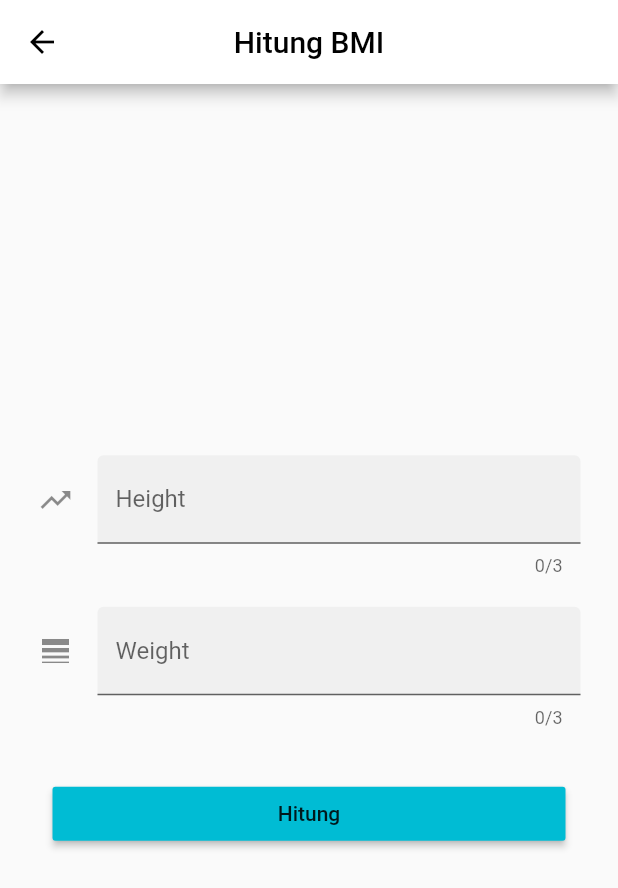
After one commit to muhazam/udacoding_flutter, a Flutter app: the HomePage screen opened directly, after a tap on "BMI Calculator", on a phone screen of 412 x 824 dp. The commit adds this screen. Shown: the top 888 px of the screen. Run offline on Flutter 3.47's test engine with Material 2 defaults, Android fonts, the phone set to English and light mode, and no system bars; our stand-ins replace fluttertoast, shared_preferences; accounts and stored records are empty.

Commit message:
Create BMI calculator on project task week2

```diff
--- a/task_week2/lib/main.dart
+++ b/task_week2/lib/main.dart
@@ -1,6 +1,6 @@
 import 'package:flutter/material.dart';
 import 'package:shared_preferences/shared_preferences.dart';
-import 'package:task_week2/screen/LoginScreen.dart';
+import 'package:task_week2/screen/loginScreen.dart';
 import 'package:task_week2/screen/homePage.dart';
 
 void main() async {
--- /dev/null
+++ b/task_week2/lib/screen/GoToPage/bmiCalculator/pageBmiCalculator.dart
@@ -0,0 +1,97 @@
+import 'package:flutter/material.dart';
+import 'package:task_week2/screen/GoToPage/bmiCalculator/resultBmi.dart';
+
+class BmiInput extends StatefulWidget {
+  @override
+  _BmiInputState createState() => _BmiInputState();
+}
+
+class _BmiInputState extends State<BmiInput> {
+  int height = 0;
+  int weight = 0;
+
+  @override
+  Widget build(BuildContext context) {
+    return Scaffold(
+      appBar: AppBar(
+        centerTitle: true,
+        backgroundColor: Colors.white,
+        iconTheme: IconThemeData(color: Colors.black),
+        title: Text(
+          "Hitung BMI",
+          style: TextStyle(color: Colors.black),
+        ),
+      ),
+      body: Container(
+        padding: EdgeInsets.symmetric(horizontal: 25.0),
+        child: Column(
+          mainAxisAlignment: MainAxisAlignment.center,
+          children: [
+            TextField(
+              keyboardType: TextInputType.number,
+              maxLength: 3,
+              textAlign: TextAlign.center,
+              decoration: InputDecoration(
+                labelText: 'Height',
+                suffix: Text('cm'),
+                filled: true,
+                icon: Icon(Icons.trending_up),
+              ),
+              onChanged: (text) {
+                setState(() {
+                  height = int.parse(text);
+                });
+              },
+            ),
+            SizedBox(
+              height: 20,
+            ),
+            TextField(
+              keyboardType: TextInputType.number,
+              maxLength: 3,
+              textAlign: TextAlign.center,
+              decoration: InputDecoration(
+                labelText: 'Weight',
+                suffix: Text('cm'),
+                filled: true,
+                icon: Icon(Icons.line_weight),
+              ),
+              onChanged: (text) {
+                setState(() {
+                  weight = int.parse(text);
+                });
+              },
+            ),
+            SizedBox(
+              height: 23,
+            ),
+            Padding(
+              padding: const EdgeInsets.all(10.0),
+              child: Row(
+                children: [
+                  Expanded(
+                    child: RaisedButton(
+                      child: Text('Hitung'),
+                      color: Colors.cyan,
+                      onPressed: () {
+                        Navigator.push(
+                          context,
+                          MaterialPageRoute(
+                            builder: (context) => BmiResult(
+                              body_height: height,
+                              body_weight: weight,
+                            ),
+                          ),
+                        );
+                      },
+                    ),
+                  ),
+                ],
+              ),
+            )
+          ],
+        ),
+      ),
+    );
+  }
+}
--- a/task_week2/lib/screen/homePage.dart
+++ b/task_week2/lib/screen/homePage.dart
@@ -1,7 +1,9 @@
 import 'package:flutter/material.dart';
 import 'package:fluttertoast/fluttertoast.dart';
 import 'package:shared_preferences/shared_preferences.dart';
-import 'package:task_week2/screen/LoginScreen.dart';
+import 'package:task_week2/screen/GoToPage/bmiCalculator/pageBmiCalculator.dart';
+import 'package:task_week2/screen/GoToPage/pageProfile.dart';
+import 'package:task_week2/screen/loginScreen.dart';
 
 class HomePage extends StatefulWidget {
   @override
@@ -9,22 +11,6 @@ class HomePage extends StatefulWidget {
 }
 
 class _HomePageState extends State<HomePage> {
-  String username = "";
-  Future getUsername() async {
-    SharedPreferences preferences = await SharedPreferences.getInstance();
-    setState(() {
-      username = preferences.getString('username');
-    });
-  }
-
-  String password = "";
-  Future getPassword() async {
-    SharedPreferences preferences = await SharedPreferences.getInstance();
-    setState(() {
-      password = preferences.getString('password');
-    });
-  }
-
   Future logOut(BuildContext context) async {
     SharedPreferences preferences = await SharedPreferences.getInstance();
     preferences.remove('username');
@@ -46,40 +32,161 @@ class _HomePageState extends State<HomePage> {
   }
 
   @override
-  void initState() {
-    super.initState();
-    getUsername();
-    getPassword();
-  }
-
-  @override
   Widget build(BuildContext context) {
     return Scaffold(
-      body: Column(
+      body: Center(
+        child: Column(
           mainAxisAlignment: MainAxisAlignment.center,
           crossAxisAlignment: CrossAxisAlignment.center,
           children: <Widget>[
-          Center(
-            child: Text('Haii : ' + username),
+            _cardUserPage(),
+            SizedBox(
+              height: 10,
             ),
-          Center(
-            child: Text('Passwordmu : ' + password),
+            _cardButtonBMI(),
+            SizedBox(
+              height: 10,
             ),
+            _cardButtonSimpleCalculator(),
             SizedBox(
-            height: 20,
+              height: 30,
             ),
             MaterialButton(
+              shape: RoundedRectangleBorder(
+                borderRadius: BorderRadius.circular(20.0),
+              ),
+              elevation: 9,
+              splashColor: Colors.yellow.withAlpha(70),
               color: Colors.cyan,
               onPressed: () {
                 logOut(context);
               },
               child: Text(
                 "Log Out",
-              style: TextStyle(color: Colors.white),
+                style:
+                    TextStyle(color: Colors.white, fontWeight: FontWeight.bold),
               ),
             ),
           ],
         ),
+      ),
+    );
+  }
+
+  Widget _cardButtonBMI() {
+    return Container(
+      width: 340,
+      child: Center(
+        child: Card(
+          shape: RoundedRectangleBorder(
+            borderRadius: BorderRadius.circular(20),
+          ),
+          color: Colors.cyan,
+          elevation: 9,
+          child: InkWell(
+            splashColor: Colors.yellow.withAlpha(70),
+            onTap: () => _navPageBMI(),
+            child: Column(
+              mainAxisAlignment: MainAxisAlignment.center,
+              mainAxisSize: MainAxisSize.min,
+              children: [
+                ListTile(
+                  title: Text(
+                    "BMI Calculator",
+                    style: TextStyle(
+                      color: Colors.white,
+                      fontWeight: FontWeight.bold,
+                    ),
+                  ),
+                ),
+              ],
+            ),
+          ),
+        ),
+      ),
+    );
+  }
+
+  Widget _cardButtonSimpleCalculator() {
+    return Container(
+      width: 340,
+      child: Center(
+        child: Card(
+          shape: RoundedRectangleBorder(
+            borderRadius: BorderRadius.circular(20),
+          ),
+          color: Colors.purple,
+          elevation: 9,
+          child: InkWell(
+            splashColor: Colors.yellow.withAlpha(70),
+            onTap: () {
+              print('Card tapped.');
+            },
+            child: Column(
+              mainAxisAlignment: MainAxisAlignment.center,
+              mainAxisSize: MainAxisSize.min,
+              children: [
+                ListTile(
+                  title: Text(
+                    "Simple Calculator",
+                    style: TextStyle(
+                      color: Colors.white,
+                      fontWeight: FontWeight.bold,
+                    ),
+                  ),
+                ),
+              ],
+            ),
+          ),
+        ),
+      ),
+    );
+  }
+
+  void _navPageUser() {
+    Navigator.push(
+        context, MaterialPageRoute(builder: (context) => PageProfile()));
+  }
+
+  void _navPageBMI() {
+    Navigator.push(
+        context, MaterialPageRoute(builder: (context) => BmiInput()));
+  }
+
+  void _navPageSimpleCalculator() {}
+
+  Widget _cardUserPage() {
+    return Container(
+      width: 340,
+      child: Center(
+        child: Card(
+          shape: RoundedRectangleBorder(
+            borderRadius: BorderRadius.circular(20),
+          ),
+          color: Colors.pinkAccent,
+          elevation: 9,
+          child: InkWell(
+            splashColor: Colors.yellow.withAlpha(70),
+            onTap: () => _navPageUser(),
+            child: Column(
+              mainAxisAlignment: MainAxisAlignment.center,
+              mainAxisSize: MainAxisSize.min,
+              crossAxisAlignment: CrossAxisAlignment.center,
+              children: [
+                ListTile(
+                  title: Text(
+                    "Page Profile",
+                    style: TextStyle(
+                      color: Colors.white,
+                      fontWeight: FontWeight.bold,
+                    ),
+                  ),
+                )
+              ],
+            ),
+          ),
+        ),
+      ),
     );
   }
 }
```
Also changed, not shown: task_week2/lib/screen/GoToPage/bmiCalculator/resultBmi.dart (added, +68 -0 lines), task_week2/lib/screen/GoToPage/pageProfile.dart (added, +109 -0 lines), task_week2/lib/screen/GoToPage/simpleCalculator/pageSimpleCalculator.dart (added), task_week2/lib/screen/loginScreen.dart (renamed from task_week2/lib/screen/LoginScreen.dart). Lines whose indentation alone changed are shown as unchanged.
